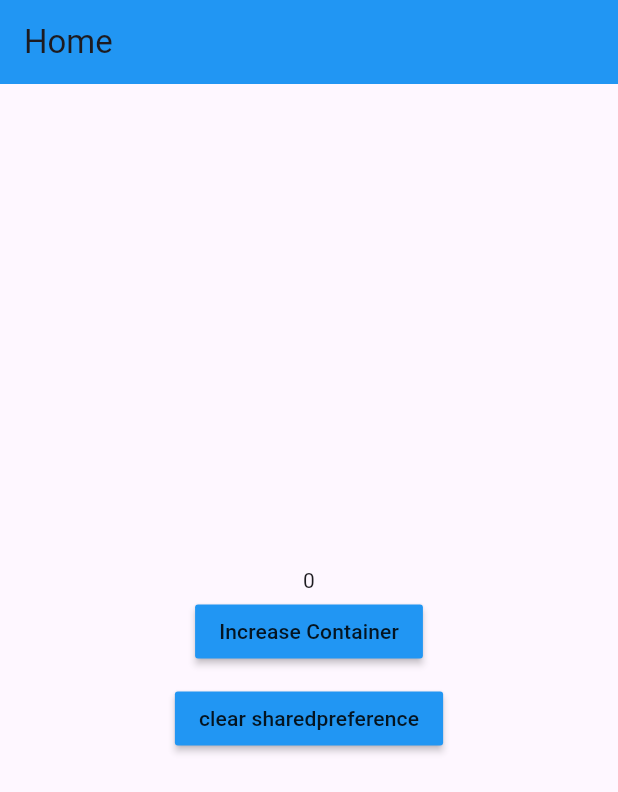
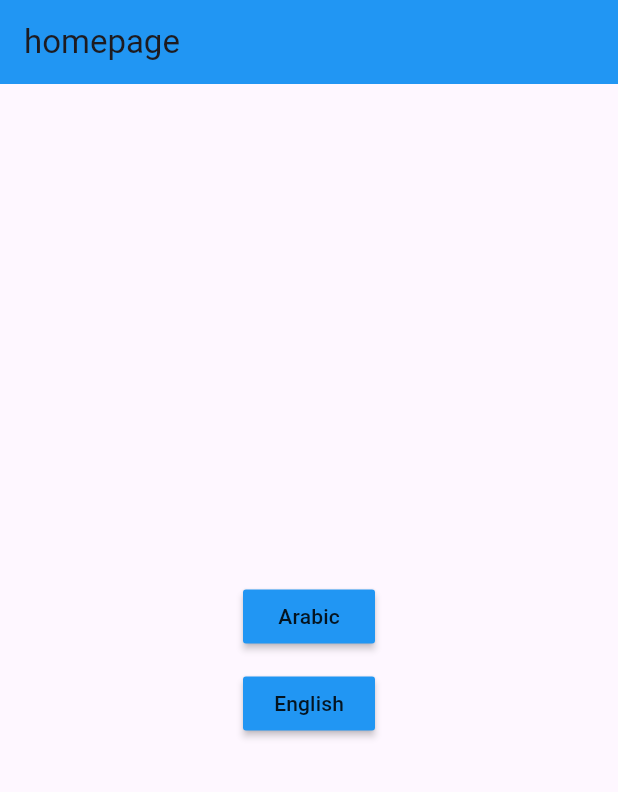
Before and after one commit to NouraSharif/GetX, a Flutter app: the screen it shows after launch, on a phone screen of 412 x 824 dp. Shown: the top 792 px of the screen. Run offline on Flutter 3.47's test engine with Material 3 defaults, Android fonts, the phone set to English and light mode, and no system bars; our stand-ins replace get.

```diff
--- /dev/null
+++ b/lib/locale/locale.dart
@@ -0,0 +1,9 @@
+import 'package:get/get.dart';
+
+class MyLocale implements Translations {
+  @override
+  Map<String, Map<String, String>> get keys => {
+    "ar": {"1": "الصفحة الرئيسية", "2": "العربي", "3": "الانجليزي"},
+    "en": {"1": "homepage", "2": "Arabic", "3": "English"},
+  };
+}
--- a/lib/main.dart
+++ b/lib/main.dart
@@ -1,16 +1,11 @@
-import 'package:app1/services/settingsservices.dart';
+import 'package:app1/locale/locale.dart';
 import 'package:app1/view/home.dart';
 import 'package:flutter/material.dart';
 import 'package:get/get.dart';
 
 void main() async {
   WidgetsFlutterBinding.ensureInitialized();
-  await initalServices();
   runApp(MyApp());
-}
-
-Future initalServices() async {
-  await Get.putAsync(() => SettingsServices().init());
 }
 
 class MyApp extends StatelessWidget {
@@ -21,6 +16,8 @@ class MyApp extends StatelessWidget {
     return GetMaterialApp(
       debugShowCheckedModeBanner: false,
       theme: ThemeData(primarySwatch: Colors.blue),
+      locale: Get.deviceLocale,
+      translations: MyLocale(),
       initialRoute: "/home",
       getPages: [GetPage(name: "/home", page: () => Home())],
     );
--- a/lib/services/settingsservices.dart
+++ /dev/null
@@ -1,20 +0,0 @@
-import 'package:get/get.dart';
-import 'package:shared_preferences/shared_preferences.dart';
-
-class SettingsServices extends GetxService {
-  late SharedPreferences sharedpref;
-  RxInt counter = 0.obs;
-  Future<SettingsServices> init() async {
-    //start services
-    // ignore: unused_local_variable
-    sharedpref = await SharedPreferences.getInstance();
-    counter.value = sharedpref.getInt("counter") ?? 0;
-    //End
-    return this;
-  }
-
-  increase() {
-    counter.value++;
-    sharedpref.setInt("counter", counter.value);
-  }
-}
--- a/lib/view/home.dart
+++ b/lib/view/home.dart
@@ -1,39 +1,31 @@
-import 'package:app1/services/settingsservices.dart';
 import 'package:flutter/material.dart';
-import 'package:get/get_state_manager/get_state_manager.dart';
+import 'package:get/get.dart';
 
-class Home extends GetView<SettingsServices> {
+class Home extends StatelessWidget {
   const Home({super.key});
 
   @override
   Widget build(BuildContext context) {
     return Scaffold(
-      appBar: AppBar(title: const Text('Home'), backgroundColor: Colors.blue),
+      appBar: AppBar(title: Text('1'.tr), backgroundColor: Colors.blue),
       body: Container(
         padding: EdgeInsets.all(10),
         child: Column(
           mainAxisAlignment: MainAxisAlignment.center,
           children: [
-            GetX<SettingsServices>(
-              builder: (c) => Center(child: Text('${c.counter}')),
-            ),
             Center(
               child: MaterialButton(
                 color: Colors.blue,
-                onPressed: () {
-                  controller.increase();
-                },
-                child: Text("Increase Container"),
+                onPressed: () {},
+                child: Text("2".tr),
               ),
             ),
             SizedBox(height: 10),
             Center(
               child: MaterialButton(
                 color: Colors.blue,
-                onPressed: () {
-                  controller.sharedpref.clear();
-                },
-                child: Text("clear sharedpreference"),
+                onPressed: () {},
+                child: Text("3".tr),
               ),
             ),
           ],
```
Also changed, not shown: lib/locale/locale_controller.dart (added).
